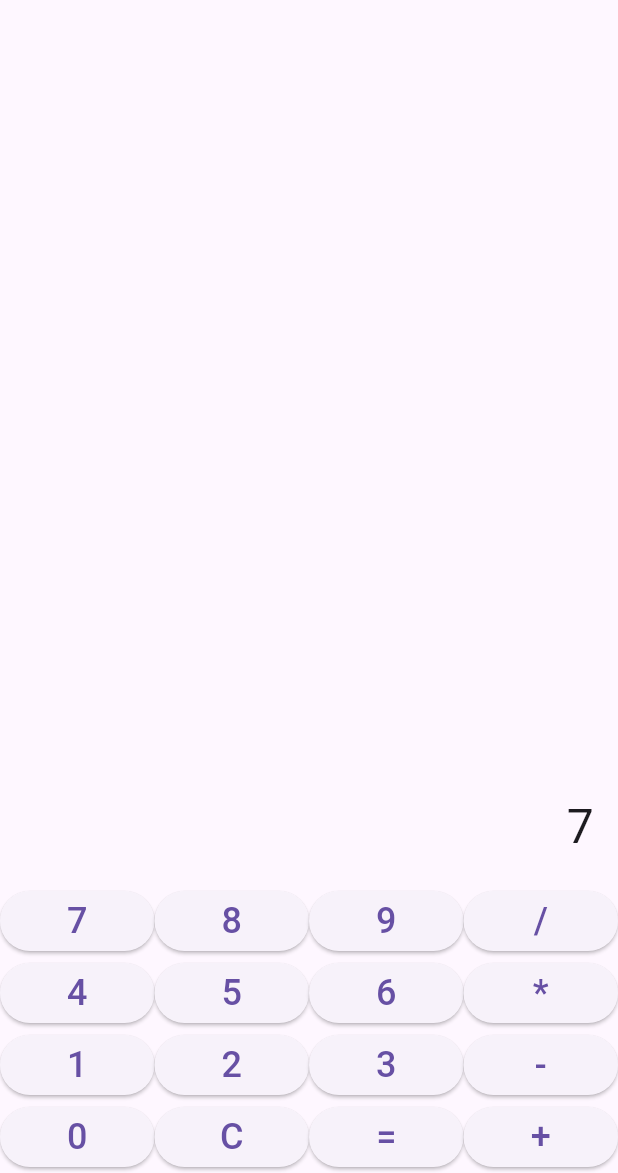
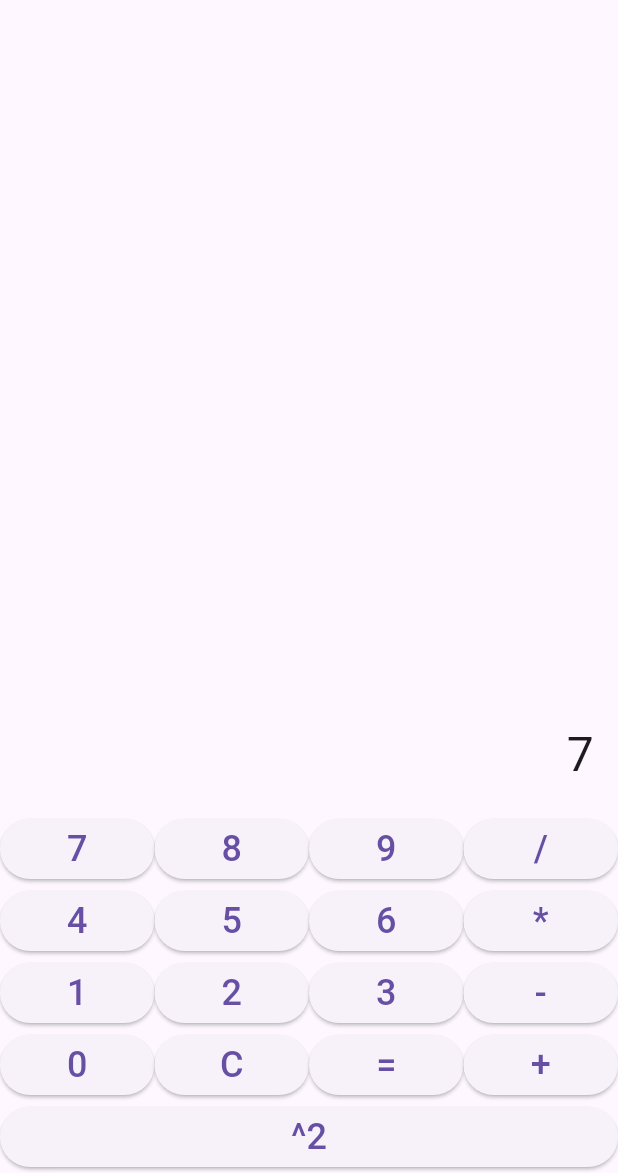
Before and after one commit to keremerkmen/flutter-calculater, a Flutter app: the screen it shows after launch, after a tap on an icon or button, on a phone screen of 412 x 824 dp, the part 63-1236 px from its top. Run offline on Flutter 3.47's test engine with Material 3 defaults, Android fonts, the phone set to English and light mode, and no system bars; missing offline and left inert: expressions.

Commit message:
Added square button to the calculator app

```diff
--- a/lib/main.dart
+++ b/lib/main.dart
@@ -32,6 +32,15 @@ class _CalculatorScreenState extends State<CalculatorScreen> {
         try {
           final evaluator = const ExpressionEvaluator();
           final expression = Expression.parse(_expression);
+          final result = evaluator.eval(expression, {});
+          _result = ' = $result';
+        } catch (e) {
+          _result = ' Error';
+        }
+      } else if (value == '^2') {
+        try {
+          final evaluator = const ExpressionEvaluator();
+          final expression = Expression.parse('($_expression) * ($_expression)');
           final result = evaluator.eval(expression, {});
           _result = ' = $result';
         } catch (e) {
@@ -105,6 +114,11 @@ class _CalculatorScreenState extends State<CalculatorScreen> {
                   _buildButton('+'),
                 ],
               ),
+              Row(
+                children: [
+                  _buildButton('^2'), // New square button
+                ],
+              ),
             ],
           ),
         ],
```
